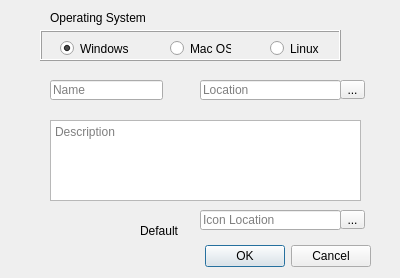
First picture: the form in diaAddProg.ui, repository JohnClark1337/Arcadia6, before the edit.
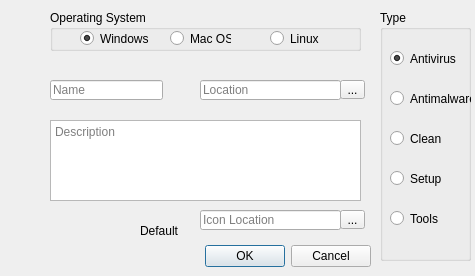
Second picture: the form after the edit. Icons and pictures are not drawn.

The edit to the form file:
```diff
--- a/diaAddProg.ui
+++ b/diaAddProg.ui
@@ -6,8 +6,8 @@
    <rect>
     <x>0</x>
     <y>0</y>
-    <width>400</width>
-    <height>278</height>
+    <width>475</width>
+    <height>276</height>
    </rect>
   </property>
   <property name="windowTitle">
@@ -33,77 +33,6 @@
     <set>QDialogButtonBox::Cancel|QDialogButtonBox::Ok</set>
    </property>
   </widget>
-  <widget class="QFrame" name="frmOS">
-   <property name="geometry">
-    <rect>
-     <x>40</x>
-     <y>30</y>
-     <width>301</width>
-     <height>31</height>
-    </rect>
-   </property>
-   <property name="frameShape">
-    <enum>QFrame::Box</enum>
-   </property>
-   <property name="frameShadow">
-    <enum>QFrame::Raised</enum>
-   </property>
-   <widget class="QRadioButton" name="rbnWindows">
-    <property name="geometry">
-     <rect>
-      <x>20</x>
-      <y>10</y>
-      <width>71</width>
-      <height>17</height>
-     </rect>
-    </property>
-    <property name="text">
-     <string>Windows</string>
-    </property>
-    <property name="checked">
-     <bool>true</bool>
-    </property>
-   </widget>
-   <widget class="QRadioButton" name="rbnMac">
-    <property name="geometry">
-     <rect>
-      <x>130</x>
-      <y>10</y>
-      <width>61</width>
-      <height>17</height>
-     </rect>
-    </property>
-    <property name="text">
-     <string>Mac OS</string>
-    </property>
-   </widget>
-   <widget class="QRadioButton" name="rbnLinux">
-    <property name="geometry">
-     <rect>
-      <x>230</x>
-      <y>10</y>
-      <width>51</width>
-      <height>17</height>
-     </rect>
-    </property>
-    <property name="text">
-     <string>Linux</string>
-    </property>
-   </widget>
-  </widget>
-  <widget class="QLabel" name="lblOS">
-   <property name="geometry">
-    <rect>
-     <x>50</x>
-     <y>10</y>
-     <width>101</width>
-     <height>16</height>
-    </rect>
-   </property>
-   <property name="text">
-    <string>Operating System</string>
-   </property>
-  </widget>
   <widget class="QLineEdit" name="tbxName">
    <property name="geometry">
     <rect>
@@ -201,6 +130,142 @@
     <string>Default</string>
    </property>
   </widget>
+  <widget class="QGroupBox" name="gbxType">
+   <property name="geometry">
+    <rect>
+     <x>380</x>
+     <y>10</y>
+     <width>91</width>
+     <height>251</height>
+    </rect>
+   </property>
+   <property name="title">
+    <string>Type</string>
+   </property>
+   <widget class="QRadioButton" name="rbnAntivirus">
+    <property name="geometry">
+     <rect>
+      <x>10</x>
+      <y>40</y>
+      <width>82</width>
+      <height>17</height>
+     </rect>
+    </property>
+    <property name="text">
+     <string>Antivirus</string>
+    </property>
+    <property name="checked">
+     <bool>true</bool>
+    </property>
+   </widget>
+   <widget class="QRadioButton" name="rbnAntimalware">
+    <property name="geometry">
+     <rect>
+      <x>10</x>
+      <y>80</y>
+      <width>82</width>
+      <height>17</height>
+     </rect>
+    </property>
+    <property name="text">
+     <string>Antimalware</string>
+    </property>
+   </widget>
+   <widget class="QRadioButton" name="rbnClean">
+    <property name="geometry">
+     <rect>
+      <x>10</x>
+      <y>120</y>
+      <width>82</width>
+      <height>17</height>
+     </rect>
+    </property>
+    <property name="text">
+     <string>Clean</string>
+    </property>
+   </widget>
+   <widget class="QRadioButton" name="rbnSetup">
+    <property name="geometry">
+     <rect>
+      <x>10</x>
+      <y>160</y>
+      <width>82</width>
+      <height>17</height>
+     </rect>
+    </property>
+    <property name="text">
+     <string>Setup</string>
+    </property>
+   </widget>
+   <widget class="QRadioButton" name="rbnTools">
+    <property name="geometry">
+     <rect>
+      <x>10</x>
+      <y>200</y>
+      <width>82</width>
+      <height>17</height>
+     </rect>
+    </property>
+    <property name="text">
+     <string>Tools</string>
+    </property>
+   </widget>
+  </widget>
+  <widget class="QGroupBox" name="gbxOS">
+   <property name="geometry">
+    <rect>
+     <x>50</x>
+     <y>10</y>
+     <width>311</width>
+     <height>41</height>
+    </rect>
+   </property>
+   <property name="title">
+    <string>Operating System</string>
+   </property>
+   <widget class="QRadioButton" name="rbnWindows">
+    <property name="geometry">
+     <rect>
+      <x>30</x>
+      <y>20</y>
+      <width>71</width>
+      <height>17</height>
+     </rect>
+    </property>
+    <property name="text">
+     <string>Windows</string>
+    </property>
+    <property name="checked">
+     <bool>true</bool>
+    </property>
+   </widget>
+   <widget class="QRadioButton" name="rbnMac">
+    <property name="geometry">
+     <rect>
+      <x>120</x>
+      <y>20</y>
+      <width>61</width>
+      <height>17</height>
+     </rect>
+    </property>
+    <property name="text">
+     <string>Mac OS</string>
+    </property>
+   </widget>
+   <widget class="QRadioButton" name="rbnLinux">
+    <property name="geometry">
+     <rect>
+      <x>220</x>
+      <y>20</y>
+      <width>51</width>
+      <height>17</height>
+     </rect>
+    </property>
+    <property name="text">
+     <string>Linux</string>
+    </property>
+   </widget>
+  </widget>
  </widget>
  <resources/>
  <connections>
```
